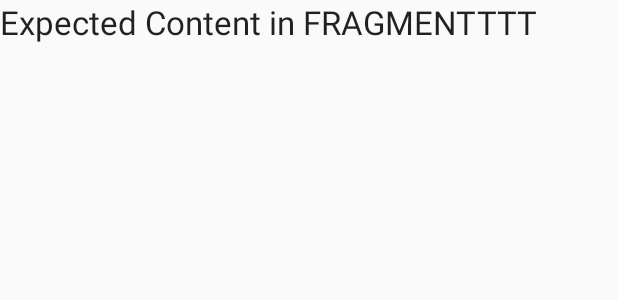
After one commit to mthomsonbrown/Tasterly_Android, an Android app: the layout fragment_home.xml on its own in the app's theme, with its tools: preview values and no code run, on a phone screen of 412 x 824 dp. The commit adds this screen. Shown: the top 300 px of the screen. Run offline under Robolectric (Android 15) with nearby library versions, the phone set to English and light mode, and no system bars.

Commit message:
Added fragment stub

```diff
--- a/app/build.gradle
+++ b/app/build.gradle
@@ -6,7 +6,7 @@ android {
 
     defaultConfig {
         applicationId "com.slashandhyphen.tasterly"
-        minSdkVersion 15
+        minSdkVersion 11
         targetSdkVersion 21
         versionCode 1
         versionName "1.0"
--- /dev/null
+++ b/app/src/main/res/layout/fragment_home.xml
@@ -0,0 +1,14 @@
+<?xml version="1.0" encoding="utf-8"?>
+<LinearLayout xmlns:android="http://schemas.android.com/apk/res/android"
+    android:layout_width="fill_parent"
+    android:layout_height="fill_parent"
+    android:orientation="vertical" >
+
+    <TextView
+        android:layout_width="wrap_content"
+        android:layout_height="wrap_content"
+        android:textAppearance="?android:attr/textAppearanceLarge"
+        android:text="Expected Content in FRAGMENTTTT"
+        android:id="@+id/textView" />
+
+</LinearLayout>
--- a/app/src/main/res/values/strings.xml
+++ b/app/src/main/res/values/strings.xml
@@ -17,5 +17,6 @@
     <string name="user_name">UR Name</string>
     <string name="user_password_confirmation">UR Password again</string>
     <string name="register_disclaimer">I will sell your information</string>
+    <string name="hello_blank_fragment">Hello blank fragment</string>
 
 </resources>
```
Also changed, not shown: app/src/main/java/com/slashandhyphen/tasterly/HomeFragment.java (added, +22 -0 lines), app/src/main/res/layout/activity_home.xml (+8 -5 lines).
